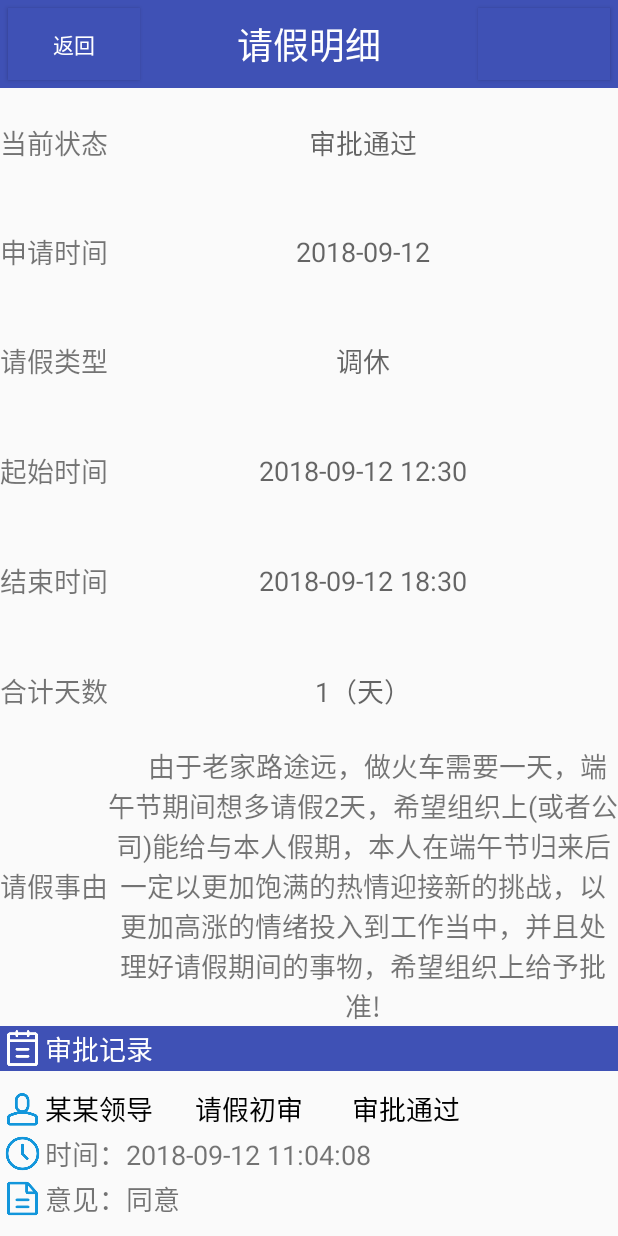
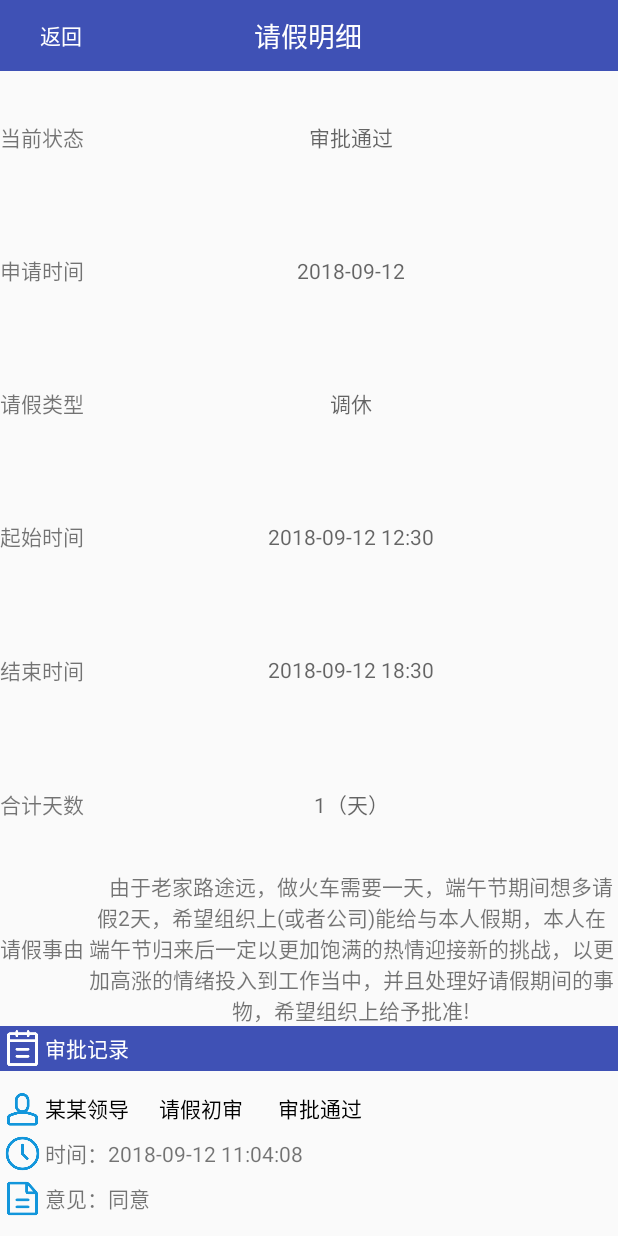
Before and after one commit to banjw/android-OATest, an Android app: the LeaveDetailActivity screen opened directly, with no data from a screen before it, on a phone screen of 412 x 824 dp. Run offline under Robolectric (Android 15) with nearby library versions, the phone set to English and light mode, and no system bars.

Commit message:
change the text size

```diff
--- a/app/src/main/java/com/example/xk/oatest/LeaveDetailActivity.java
+++ b/app/src/main/java/com/example/xk/oatest/LeaveDetailActivity.java
@@ -3,7 +3,6 @@ package com.example.xk.oatest;
 import android.support.v7.app.AppCompatActivity;
 import android.os.Bundle;
 import android.view.View;
-import android.widget.Button;
 import android.widget.TextView;
 
 public class LeaveDetailActivity extends AppCompatActivity {
@@ -15,7 +14,7 @@ public class LeaveDetailActivity extends AppCompatActivity {
         super.onCreate(savedInstanceState);
         setContentView(R.layout.activity_leave_detail);
 
-        Button back = (Button) findViewById(R.id.title_back);
+        TextView back = (TextView) findViewById(R.id.title_back);
         back.setOnClickListener(new View.OnClickListener() {
             @Override
             public void onClick(View v) {
@@ -23,7 +22,7 @@ public class LeaveDetailActivity extends AppCompatActivity {
             }
         });
 
-        Button add = (Button) findViewById(R.id.title_add);
+        TextView add = (TextView) findViewById(R.id.title_add);
         add.setText("");
 
         TextView title = (TextView) findViewById(R.id.title_text);
--- a/app/src/main/res/layout/activity_leave_detail.xml
+++ b/app/src/main/res/layout/activity_leave_detail.xml
@@ -15,14 +15,12 @@
 
         <TextView
             android:text="当前状态"
-            android:textSize="18dp"
             android:layout_width="wrap_content"
             android:layout_height="wrap_content" />
 
         <TextView
             android:id="@+id/leave_detail_status"
             android:hint="审批通过"
-            android:textSize="18dp"
             android:gravity="center"
             android:layout_weight="1"
             android:layout_width="0dp"
@@ -39,14 +37,12 @@
 
         <TextView
             android:text="申请时间"
-            android:textSize="18dp"
             android:layout_width="wrap_content"
             android:layout_height="wrap_content" />
 
         <TextView
             android:id="@+id/start_data"
             android:hint="2018-09-12"
-            android:textSize="18dp"
             android:gravity="center"
             android:layout_weight="1"
             android:layout_width="0dp"
@@ -62,14 +58,12 @@
         android:layout_height="0dp">
         <TextView
             android:text="请假类型"
-            android:textSize="18dp"
             android:layout_width="wrap_content"
             android:layout_height="wrap_content" />
 
         <TextView
             android:id="@+id/start_time"
             android:hint="调休"
-            android:textSize="18dp"
             android:gravity="center"
             android:layout_weight="1"
             android:layout_width="0dp"
@@ -84,14 +78,12 @@
         android:layout_height="0dp">
         <TextView
             android:text="起始时间"
-            android:textSize="18dp"
             android:layout_width="wrap_content"
             android:layout_height="wrap_content" />
 
         <TextView
             android:id="@+id/end_date"
             android:hint="2018-09-12 12:30"
-            android:textSize="18dp"
             android:gravity="center"
             android:layout_weight="1"
             android:layout_width="0dp"
@@ -106,14 +98,12 @@
         android:layout_height="0dp">
         <TextView
             android:text="结束时间"
-            android:textSize="18dp"
             android:layout_width="wrap_content"
             android:layout_height="wrap_content" />
 
         <TextView
             android:id="@+id/end_time"
             android:hint="2018-09-12 18:30"
-            android:textSize="18dp"
             android:gravity="center"
             android:layout_weight="1"
             android:layout_width="0dp"
@@ -128,14 +118,12 @@
         android:layout_height="0dp">
         <TextView
             android:text="合计天数"
-            android:textSize="18dp"
             android:layout_width="wrap_content"
             android:layout_height="wrap_content" />
 
         <TextView
             android:id="@+id/total_data"
             android:hint="1（天）"
-            android:textSize="18dp"
             android:gravity="center"
             android:layout_weight="1"
             android:layout_width="0dp"
@@ -149,14 +137,12 @@
         android:layout_height="wrap_content">
         <TextView
             android:text="请假事由"
-            android:textSize="18dp"
             android:layout_width="wrap_content"
             android:layout_height="wrap_content" />
 
         <TextView
             android:id="@+id/leave_type"
             android:text="    由于老家路途远，做火车需要一天，端午节期间想多请假2天，希望组织上(或者公司)能给与本人假期，本人在端午节归来后一定以更加饱满的热情迎接新的挑战，以更加高涨的情绪投入到工作当中，并且处理好请假期间的事物，希望组织上给予批准!"
-            android:textSize="18dp"
             android:maxLines="7"
             android:gravity="center"
             android:layout_weight="1"
@@ -178,7 +164,6 @@
 
         <TextView
             android:text="审批记录"
-            android:textSize="18dp"
             android:textColor="#fff"
             android:layout_weight="1"
             android:layout_width="0dp"
@@ -203,7 +188,6 @@
             android:id="@+id/content_zero"
             android:text="某某领导      请假初审       审批通过"
             android:textColor="#000000"
-            android:textSize="18dp"
             android:layout_gravity="center"
             android:layout_width="0dp"
             android:layout_height="wrap_content"
@@ -226,7 +210,6 @@
         <TextView
             android:id="@+id/content_one"
             android:text="时间：2018-09-12 11:04:08"
-            android:textSize="18dp"
             android:layout_gravity="center"
             android:layout_width="0dp"
             android:layout_height="wrap_content"
@@ -250,7 +233,6 @@
         <TextView
             android:id="@+id/content_two"
             android:text="意见：同意"
-            android:textSize="18dp"
             android:layout_gravity="center"
             android:layout_width="0dp"
             android:layout_height="wrap_content"
--- a/app/src/main/res/layout/item_type.xml
+++ b/app/src/main/res/layout/item_type.xml
@@ -22,7 +22,6 @@
             android:id="@+id/content_zero"
             android:text="请假申请  2018-09-12"
             android:textColor="#000000"
-            android:textSize="18dp"
             android:layout_gravity="center"
             android:layout_width="0dp"
             android:layout_height="wrap_content"
@@ -45,7 +44,6 @@
         <TextView
             android:id="@+id/content_one"
             android:text="调休（2018-09-11 到 2018-09-11）共计1天"
-            android:textSize="18dp"
             android:layout_gravity="center"
             android:layout_width="0dp"
             android:layout_height="wrap_content"
@@ -69,7 +67,6 @@
         <TextView
             android:id="@+id/content_two"
             android:text="审批通过"
-            android:textSize="18dp"
             android:layout_gravity="center"
             android:layout_width="0dp"
             android:layout_height="wrap_content"
--- a/app/src/main/res/layout/title.xml
+++ b/app/src/main/res/layout/title.xml
@@ -2,38 +2,40 @@
 <LinearLayout xmlns:android="http://schemas.android.com/apk/res/android"
     android:layout_width="match_parent"
     android:layout_height="wrap_content"
+    android:paddingTop="10dp"
+    android:paddingBottom="10dp"
     android:background="@color/colorPrimary"
     >
 
-    <Button
+    <TextView
         android:id="@+id/title_back"
-        android:layout_width="wrap_content"
+        android:layout_width="0dp"
         android:layout_height="wrap_content"
         android:layout_gravity="center"
-        android:layout_margin="5dp"
+        android:gravity="center"
+        android:layout_weight="1"
         android:text="返回"
-        android:textColor="#fff"
-        android:background="@color/colorPrimary"/>
+        android:textColor="#fff" />
 
     <TextView
         android:id="@+id/title_text"
         android:layout_width="0dp"
         android:layout_height="wrap_content"
         android:layout_gravity="center"
-        android:layout_weight="1"
+        android:layout_weight="3"
         android:gravity="center"
         android:text="请假记录"
         android:textColor="#fff"
-        android:textSize="24dp" />
+        android:textSize="18dp" />
 
-    <Button
+    <TextView
         android:id="@+id/title_add"
-        android:layout_width="wrap_content"
+        android:layout_width="0dp"
         android:layout_height="wrap_content"
+        android:gravity="center"
+        android:layout_weight="1"
         android:layout_gravity="center"
-        android:layout_margin="5dp"
         android:text="申请"
-        android:textColor="#fff"
-        android:background="@color/colorPrimary"/>
+        android:textColor="#fff" />
 
 </LinearLayout>
```
Also changed, not shown: app/src/main/java/com/example/xk/oatest/AddLeaveActivity.java (+6 -12 lines), app/src/main/java/com/example/xk/oatest/MainActivity.java (+8 -7 lines), app/src/main/res/layout/activity_add_leave.xml (+0 -12 lines).
